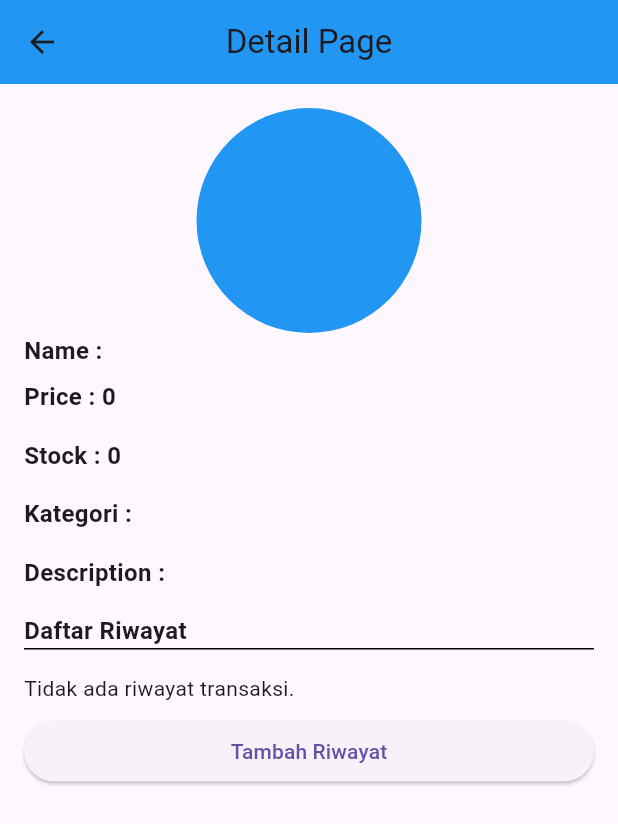
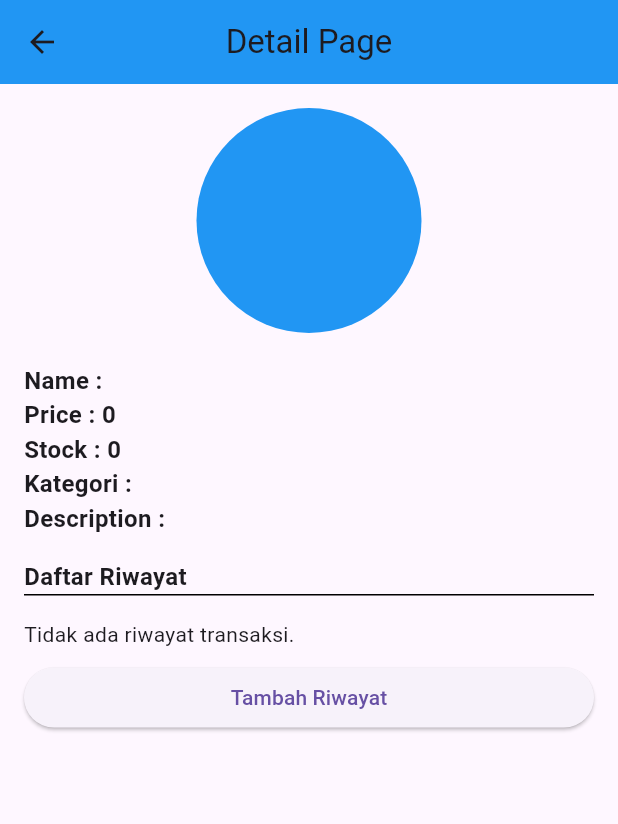
Before and after one commit to Nelvari/InventorySystem, a Flutter app: the DetailPage screen opened directly with empty values, on a phone screen of 412 x 824 dp. Shown: the top 824 px of the screen. Run offline on Flutter 3.47's test engine with Material 3 defaults, Android fonts, the phone set to English and light mode, and no system bars; our stand-ins replace image_picker, sqflite, sqflite_common_ffi; accounts and stored records are empty.

Commit message:
update detail_page

```diff
--- a/lib/pages/detail_page.dart
+++ b/lib/pages/detail_page.dart
@@ -81,6 +81,7 @@ class _DetailPageState extends State<DetailPage> {
                   : null,
             ),
           ),
+          const SizedBox(height: 20),
           Text(
             'Name : $_name',
             style: const TextStyle(
@@ -88,7 +89,6 @@ class _DetailPageState extends State<DetailPage> {
               fontWeight: FontWeight.bold,
             ),
           ),
-          const SizedBox(height: 8),
           Text(
             'Price : $_price',
             style: const TextStyle(
@@ -96,7 +96,6 @@ class _DetailPageState extends State<DetailPage> {
               fontWeight: FontWeight.bold,
             ),
           ),
-          const SizedBox(height: 16),
           Text(
             'Stock : $_stock',
             style: const TextStyle(
@@ -104,7 +103,6 @@ class _DetailPageState extends State<DetailPage> {
               fontWeight: FontWeight.bold,
             ),
           ),
-          const SizedBox(height: 16),
           Text(
             'Kategori : $_kategories',
             style: const TextStyle(
@@ -112,7 +110,6 @@ class _DetailPageState extends State<DetailPage> {
               fontWeight: FontWeight.bold,
             ),
           ),
-          const SizedBox(height: 16),
           Text(
             'Description : $_description',
             style: const TextStyle(
@@ -122,7 +119,6 @@ class _DetailPageState extends State<DetailPage> {
           ),
 
           const SizedBox(height: 16),
-
           const Text(
             'Daftar Riwayat',
             style: TextStyle(
```
